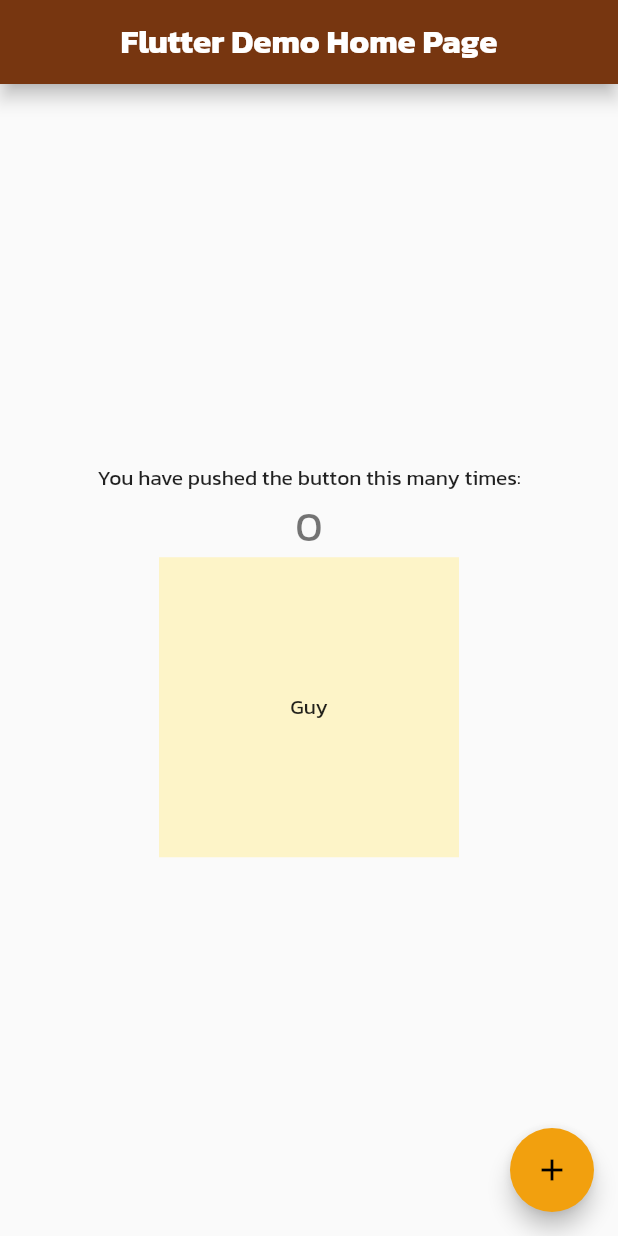
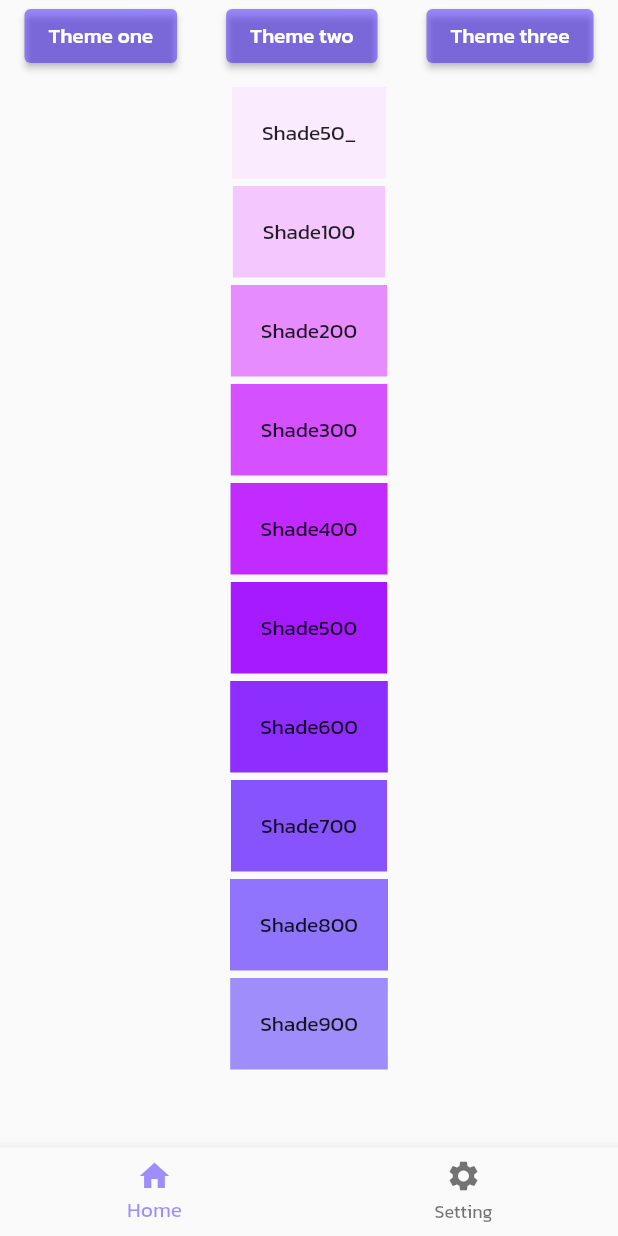
Before and after one commit to GuyMangkorn/poc_json_theme, a Flutter app: the screen it shows after launch, on a phone screen of 412 x 824 dp. Run offline on Flutter 3.47's test engine with Material 2 defaults, Android fonts, the phone set to English and light mode, and no system bars; our stand-ins replace shared_preferences; missing offline and left inert: json_theme.

Commit message:
theme: themeData

```diff
--- a/lib/main.dart
+++ b/lib/main.dart
@@ -1,6 +1,6 @@
 import 'package:flutter/material.dart';
 import 'package:json_theme/json_theme_schemas.dart';
-import 'package:poc_json_theme/page/main_page.dart';
+import 'package:poc_json_theme/page/bottom_navigator.dart';
 import 'package:poc_json_theme/services/theme_service.dart';
 import 'package:poc_json_theme/theme.dart';
 import 'package:provider/provider.dart';
@@ -27,7 +27,7 @@ class MyApp extends StatelessWidget {
     return MaterialApp(
       title: 'Flutter Demo',
       theme: themeService.theme,
-      home: const MyHomePage(title: 'Flutter Demo Home Page'),
+      home: const BottomNavigationPage(),
     );
   }
 }
--- /dev/null
+++ b/lib/page/bottom_navigator.dart
@@ -0,0 +1,44 @@
+import 'package:flutter/material.dart';
+import 'package:poc_json_theme/page/main_page.dart';
+import 'package:poc_json_theme/page/setting_page.dart';
+
+class BottomNavigationPage extends StatefulWidget {
+  const BottomNavigationPage({super.key});
+
+  @override
+  State<BottomNavigationPage> createState() => _BottomNavigationPageState();
+}
+
+class _BottomNavigationPageState extends State<BottomNavigationPage> {
+  int currentIndex = 0;
+  @override
+  Widget build(BuildContext context) {
+    return Scaffold(
+      body: IndexedStack(
+        index: currentIndex,
+        children: const [
+          HomePage(title: 'Flutter test'),
+          SettingPage(),
+        ],
+      ),
+      bottomNavigationBar: BottomNavigationBar(
+        currentIndex: currentIndex,
+        onTap: (index) {
+          setState(() {
+            currentIndex = index;
+          });
+        },
+        items: const [
+          BottomNavigationBarItem(
+            label: 'Home',
+            icon: Icon(Icons.home),
+          ),
+          BottomNavigationBarItem(
+            label: 'Setting',
+            icon: Icon(Icons.settings),
+          ),
+        ],
+      ),
+    );
+  }
+}
--- a/lib/page/main_page.dart
+++ b/lib/page/main_page.dart
@@ -8,30 +8,22 @@ import 'package:provider/provider.dart';
 
 import '../theme.dart';
 
-class MyHomePage extends StatefulWidget {
-  const MyHomePage({super.key, required this.title});
+class HomePage extends StatefulWidget {
+  const HomePage({super.key, required this.title});
   final String title;
 
   @override
-  State<MyHomePage> createState() => _MyHomePageState();
+  State<HomePage> createState() => _HomePageState();
 }
 
-class _MyHomePageState extends State<MyHomePage> {
-  int _counter = 0;
-
-  void _incrementCounter() {
-    setState(() {
-      _counter++;
-    });
-  }
-
+class _HomePageState extends State<HomePage> {
   Future<void> _initTheme() async {
     final themeStr =
         await rootBundle.loadString('assets/json/first_theme.json');
     final themeJson = json.decode(themeStr);
-    final brandColor = ThemeDecoder.decodeMaterialColor(
-      themeJson['color']['grayColor'],
-    );
+    // final brandColor = ThemeDecoder.decodeMaterialColor(
+    //   themeJson['color']['grayColor'],
+    // );
 
     final theme = ThemeDecoder.decodeThemeData(
           themeJson['theme'],
@@ -41,8 +33,7 @@ class _MyHomePageState extends State<MyHomePage> {
 
     WidgetsBinding.instance.addPostFrameCallback((_) {
       final themeService = context.read<ThemeService>();
-      themeService.setTheme(theme);
-      themeService.setMaterialColor(materialColor: brandColor);
+      // themeService.setTheme(theme);
     });
   }
 
@@ -54,39 +45,97 @@ class _MyHomePageState extends State<MyHomePage> {
 
   @override
   Widget build(BuildContext context) {
-    return Scaffold(
-      appBar: AppBar(
-        title: Text(widget.title),
-      ),
-      body: Center(
+    final customTheme = Theme.of(context).extension<CustomThemeData>()!;
+    final themeService = context.read<ThemeService>();
+    return SafeArea(
+      child: Center(
         child: Column(
-          mainAxisAlignment: MainAxisAlignment.center,
           children: <Widget>[
-            const Text(
-              'You have pushed the button this many times:',
+            Row(
+              mainAxisAlignment: MainAxisAlignment.spaceAround,
+              children: [
+                ElevatedButton(
+                  onPressed: () {
+                    themeService.loadThemeFormNumber(key: ThemeType.themeOne);
+                  },
+                  child: const Text('Theme one'),
+                ),
+                ElevatedButton(
+                  onPressed: () {
+                    themeService.loadThemeFormNumber(key: ThemeType.themeTwo);
+                  },
+                  child: const Text('Theme two'),
+                ),
+                ElevatedButton(
+                  onPressed: () {
+                    themeService.loadThemeFormNumber(key: ThemeType.themeThree);
+                  },
+                  child: const Text('Theme three'),
+                )
+              ],
             ),
-            Text(
-              '$_counter',
-              style: Theme.of(context).textTheme.headlineMedium,
+            const SizedBox(height: 10),
+            Container(
+              padding: const EdgeInsets.all(20),
+              color: customTheme.primaryMaterialColor.shade50,
+              child: const Text('Shade50_'),
             ),
-            Consumer<ThemeService>(
-              builder: (context, value, child) {
-                return Container(
-                  color: value.neutralColor.shade100,
-                  height: 200,
-                  width: 200,
-                  child: child,
-                );
-              },
-              child: const Center(child: Text('Guy')),
-            )
+            const SizedBox(height: 5),
+            Container(
+              padding: const EdgeInsets.all(20),
+              color: customTheme.primaryMaterialColor.shade100,
+              child: const Text('Shade100'),
+            ),
+            const SizedBox(height: 5),
+            Container(
+              padding: const EdgeInsets.all(20),
+              color: customTheme.primaryMaterialColor.shade200,
+              child: const Text('Shade200'),
+            ),
+            const SizedBox(height: 5),
+            Container(
+              padding: const EdgeInsets.all(20),
+              color: customTheme.primaryMaterialColor.shade300,
+              child: const Text('Shade300'),
+            ),
+            const SizedBox(height: 5),
+            Container(
+              padding: const EdgeInsets.all(20),
+              color: customTheme.primaryMaterialColor.shade400,
+              child: const Text('Shade400'),
+            ),
+            const SizedBox(height: 5),
+            Container(
+              padding: const EdgeInsets.all(20),
+              color: customTheme.primaryMaterialColor.shade500,
+              child: const Text('Shade500'),
+            ),
+            const SizedBox(height: 5),
+            Container(
+              padding: const EdgeInsets.all(20),
+              color: customTheme.primaryMaterialColor.shade600,
+              child: const Text('Shade600'),
+            ),
+            const SizedBox(height: 5),
+            Container(
+              padding: const EdgeInsets.all(20),
+              color: customTheme.primaryMaterialColor.shade700,
+              child: const Text('Shade700'),
+            ),
+            const SizedBox(height: 5),
+            Container(
+              padding: const EdgeInsets.all(20),
+              color: customTheme.primaryMaterialColor.shade800,
+              child: const Text('Shade800'),
+            ),
+            const SizedBox(height: 5),
+            Container(
+              padding: const EdgeInsets.all(20),
+              color: customTheme.primaryMaterialColor.shade900,
+              child: const Text('Shade900'),
+            ),
           ],
         ),
-      ),
-      floatingActionButton: FloatingActionButton(
-        onPressed: _incrementCounter,
-        tooltip: 'Increment',
-        child: const Icon(Icons.add),
       ),
     );
   }
--- a/lib/services/theme_service.dart
+++ b/lib/services/theme_service.dart
@@ -1,21 +1,79 @@
+import 'dart:convert';
+
 import 'package:flutter/material.dart';
+import 'package:flutter/services.dart';
+import 'package:json_theme/json_theme.dart';
 import 'package:poc_json_theme/theme.dart';
+import 'package:shared_preferences/shared_preferences.dart';
+
+enum ThemeType {
+  themeOne,
+  themeTwo,
+  themeThree,
+}
 
 class ThemeService with ChangeNotifier {
-  MaterialColor _neutralColor = AppTheme.brandColor;
+  ThemeType currentTheme = ThemeType.themeOne;
+  ThemeData _themeData = AppTheme.createTheme();
+  CustomThemeData _customThemeData = CustomThemeData.createExtension();
 
-  ThemeData _themeData = AppTheme.createTheme();
+  ThemeData get theme => _themeData.copyWith(extensions: [_customThemeData]);
+  CustomThemeData get customThemeData => _customThemeData;
 
-  ThemeData get theme => _themeData;
-  MaterialColor get neutralColor => _neutralColor;
+  loadThemeFormNumber({required ThemeType key}) async {
+    final SharedPreferences prefs = await SharedPreferences.getInstance();
+    final theme = prefs.getString(key.name);
+    if (theme != null) {
+      final priSwatch = ThemeDecoder.decodeMaterialColor(json.decode(theme));
+      _customThemeData = CustomThemeData.createExtension(
+        primaryMaterialColor: priSwatch,
+      );
+      _themeData = _themeData.copyWith(extensions: [_customThemeData]);
+      notifyListeners();
+      return;
+    }
+
+    final themeRawJson =
+        await rootBundle.loadString('assets/json/first_theme.json');
+    MaterialColor? bckMaterialColor = AppTheme.secondaryColor;
+    final themeJson = json.decode(themeRawJson);
+    final Map<String, dynamic> selectedJson;
+    switch (key) {
+      case ThemeType.themeOne:
+        selectedJson = themeJson['color']['grayColor'];
+        bckMaterialColor = ThemeDecoder.decodeMaterialColor(selectedJson);
+        break;
+      case ThemeType.themeTwo:
+        selectedJson = themeJson['color']['greenColor'];
+        bckMaterialColor = ThemeDecoder.decodeMaterialColor(selectedJson);
+        break;
+      case ThemeType.themeThree:
+        selectedJson = themeJson['color']['redColor'];
+        bckMaterialColor = ThemeDecoder.decodeMaterialColor(selectedJson);
+        break;
+    }
+    _customThemeData = CustomThemeData.createExtension(
+      primaryMaterialColor: bckMaterialColor,
+    );
+    _themeData = _themeData.copyWith(extensions: [_customThemeData]);
+    final encodeJson = json.encode(selectedJson);
+    await prefs.setString(key.name, encodeJson);
+    notifyListeners();
+  }
+
+  setExtensions({
+    MaterialColor? primaryMaterialColor,
+    MaterialColor? secondaryMaterialColor,
+  }) {
+    _customThemeData = CustomThemeData.createExtension(
+      primaryMaterialColor: primaryMaterialColor,
+      secondaryMaterialColor: secondaryMaterialColor,
+    );
+    notifyListeners();
+  }
 
   setTheme(ThemeData themeData) {
     _themeData = themeData;
-    notifyListeners();
-  }
-
-  setMaterialColor({MaterialColor? materialColor}) {
-    _neutralColor = materialColor ?? AppTheme.brandColor;
     notifyListeners();
   }
 
--- a/lib/theme.dart
+++ b/lib/theme.dart
@@ -3,21 +3,40 @@ import 'package:flutter/material.dart';
 class AppTheme {
   AppTheme._();
 
-  static const Map<int, Color> brandSwatch = {
-    50: Color(0xFFfffbeb),
-    100: Color(0xFFfdf4c8),
-    200: Color(0xFFfce78b),
-    300: Color(0xFFfad44e),
-    400: Color(0xFFf9c126),
-    500: Color(0xFFf2a00e),
-    600: Color(0xFFd77a08),
-    700: Color(0xFFb2550b),
-    800: Color(0xFF91420f),
-    900: Color(0xFF773610),
+  static const Map<int, Color> primarySwatch = {
+    50: Color(0xfffbebff),
+    100: Color(0xfdf4c8ff),
+    200: Color(0xfce78bFF),
+    300: Color(0xfad44eFF),
+    400: Color(0xf9c126FF),
+    500: Color(0xf2a00eFF),
+    600: Color(0xd77a08FF),
+    700: Color(0xb2550bFF),
+    800: Color(0x91420fFF),
+    900: Color(0x773610FF),
   };
 
-  static const MaterialColor brandColor =
-      MaterialColor(0xFF773610, brandSwatch);
+  static const Map<int, Color> secondarySwatch = {
+    50: Color(0xf8fafcff),
+    100: Color(0xf1f5f9ff),
+    200: Color(0xe2e8f0ff),
+    300: Color(0xcbd5e1FF),
+    400: Color(0xa3b0c2FF),
+    500: Color(0x64748bFF),
+    600: Color(0x475569FF),
+    700: Color(0x334155FF),
+    800: Color(0x1e293bFF),
+    900: Color(0x0f172aFF),
+  };
+
+  static const MaterialColor primaryColor =
+      MaterialColor(0x773610FF, primarySwatch);
+
+  static const MaterialColor secondaryColor =
+      MaterialColor(0x773610FF, secondarySwatch);
+
+  static const MaterialColor accentColor =
+      MaterialColor(0x773610FF, secondarySwatch);
 
   static const fontFamily = 'Kanit';
 
@@ -34,9 +53,7 @@ class AppTheme {
   static const double fontSize11 = 11;
 
   static const _displayLarge = TextStyle(
-    fontFamily: fontFamily,
-    fontSize: fontSize1,
-  );
+      fontFamily: fontFamily, fontSize: fontSize1, color: accentColor);
   static final _displayMedium = _displayLarge.copyWith(fontSize: fontSize2);
   static final _displaySmall = _displayLarge.copyWith(fontSize: fontSize3);
 
@@ -92,15 +109,76 @@ class AppTheme {
   }) {
     return ThemeData(
       textTheme: _textTheme,
-      primarySwatch: primarySwatch ?? brandColor,
-      buttonTheme: const ButtonThemeData(
-        buttonColor:Colors.red,
-        shape: RoundedRectangleBorder(),
-      ),
-      appBarTheme: const AppBarTheme(
-        centerTitle: true,
-        elevation: 5.0
-      )
+      primarySwatch: primarySwatch ?? primaryColor,
     );
   }
 }
+
+class CustomThemeData extends ThemeExtension<CustomThemeData> {
+  const CustomThemeData(
+      {required this.primaryMaterialColor,
+      required this.secondaryMaterialColor,
+      required this.color});
+
+  final Color color;
+  final MaterialColor primaryMaterialColor;
+  final MaterialColor secondaryMaterialColor;
+
+  @override
+  ThemeExtension<CustomThemeData> copyWith(
+      {MaterialColor? primaryMaterialColor,
+      MaterialColor? secondaryMaterialColor,
+      Color? color}) {
+    return CustomThemeData(
+      primaryMaterialColor: primaryMaterialColor ?? this.primaryMaterialColor,
+      secondaryMaterialColor:
+          secondaryMaterialColor ?? this.secondaryMaterialColor,
+      color: color ?? this.color,
+    );
+  }
+
+  MaterialColor _mapAndLerp(
+      MaterialColor before, MaterialColor after, double t) {
+    return MaterialColor(
+      after.value,
+      <int, Color>{
+        50: Color.lerp(before.shade50, after.shade50, t)!,
+        100: Color.lerp(before.shade100, after.shade100, t)!,
+        200: Color.lerp(before.shade200, after.shade200, t)!,
+        300: Color.lerp(before.shade300, after.shade300, t)!,
+        400: Color.lerp(before.shade400, after.shade400, t)!,
+        500: Color.lerp(before.shade500, after.shade500, t)!,
+        600: Color.lerp(before.shade600, after.shade600, t)!,
+        700: Color.lerp(before.shade700, after.shade700, t)!,
+        800: Color.lerp(before.shade800, after.shade800, t)!,
+        900: Color.lerp(before.shade900, after.shade900, t)!,
+      },
+    );
+  }
+
+  @override
+  ThemeExtension<CustomThemeData> lerp(
+      covariant ThemeExtension<CustomThemeData>? other, double t) {
+    if (other is! CustomThemeData) {
+      return this;
+    }
+
+    return CustomThemeData(
+        primaryMaterialColor:
+            _mapAndLerp(primaryMaterialColor, other.primaryMaterialColor, t),
+        secondaryMaterialColor: _mapAndLerp(
+            secondaryMaterialColor, other.secondaryMaterialColor, t),
+        color: Color.lerp(color, other.color, t)!);
+  }
+
+  static createExtension(
+      {MaterialColor? primaryMaterialColor,
+      MaterialColor? secondaryMaterialColor,
+      Color? color}) {
+    return CustomThemeData(
+      primaryMaterialColor: primaryMaterialColor ?? AppTheme.primaryColor,
+      secondaryMaterialColor: secondaryMaterialColor ?? AppTheme.secondaryColor,
+      color: color ?? Colors.blue,
+    );
+  }
+}
--- a/pubspec.yaml
+++ b/pubspec.yaml
@@ -37,6 +37,7 @@ dependencies:
   cupertino_icons: ^1.0.2
   json_theme: ^5.0.2+3
   provider: ^6.0.5
+  shared_preferences: ^2.1.0
 
 dev_dependencies:
   flutter_test:
```
Also changed, not shown: assets/json/first_theme.json (+31 -0 lines), lib/page/setting_page.dart (added, +11 -0 lines), pubspec.lock, 10 other files.
